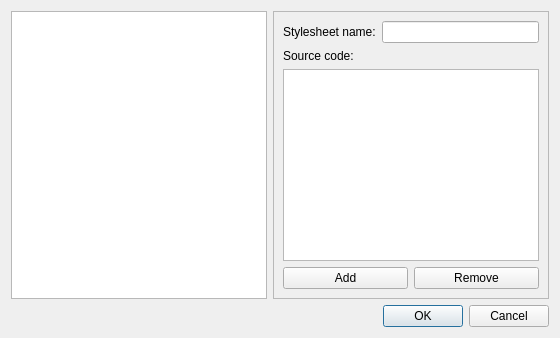
First picture: the form in qtwebengine/examples/webenginewidgets/recipebrowser/stylesheetdialog.ui, repository CipSoft-Tibia/Qt5, before the edit.
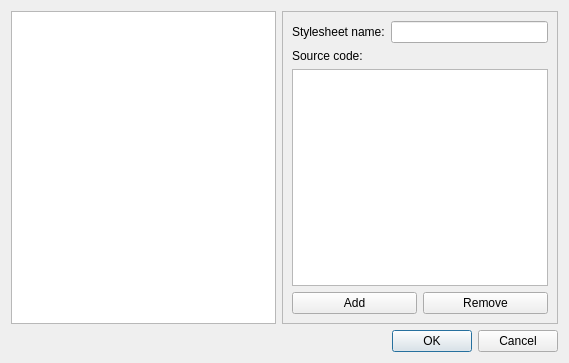
Second picture: the form after the edit. Icons and pictures are not drawn.

```diff
--- a/qtwebengine/examples/webenginewidgets/recipebrowser/stylesheetdialog.ui
+++ b/qtwebengine/examples/webenginewidgets/recipebrowser/stylesheetdialog.ui
@@ -3,7 +3,15 @@
  <class>StylesheetDialog</class>
  <widget class="QDialog" name="StylesheetDialog">
   <property name="windowModality">
-   <enum>Qt::ApplicationModal</enum>
+   <enum>Qt::WindowModality::ApplicationModal</enum>
+  </property>
+  <property name="geometry">
+   <rect>
+    <x>0</x>
+    <y>0</y>
+    <width>569</width>
+    <height>363</height>
+   </rect>
   </property>
   <property name="windowTitle">
    <string>Stylesheets</string>
```
Left out of the diff: 8 changed lines with no effect on the pictures.
